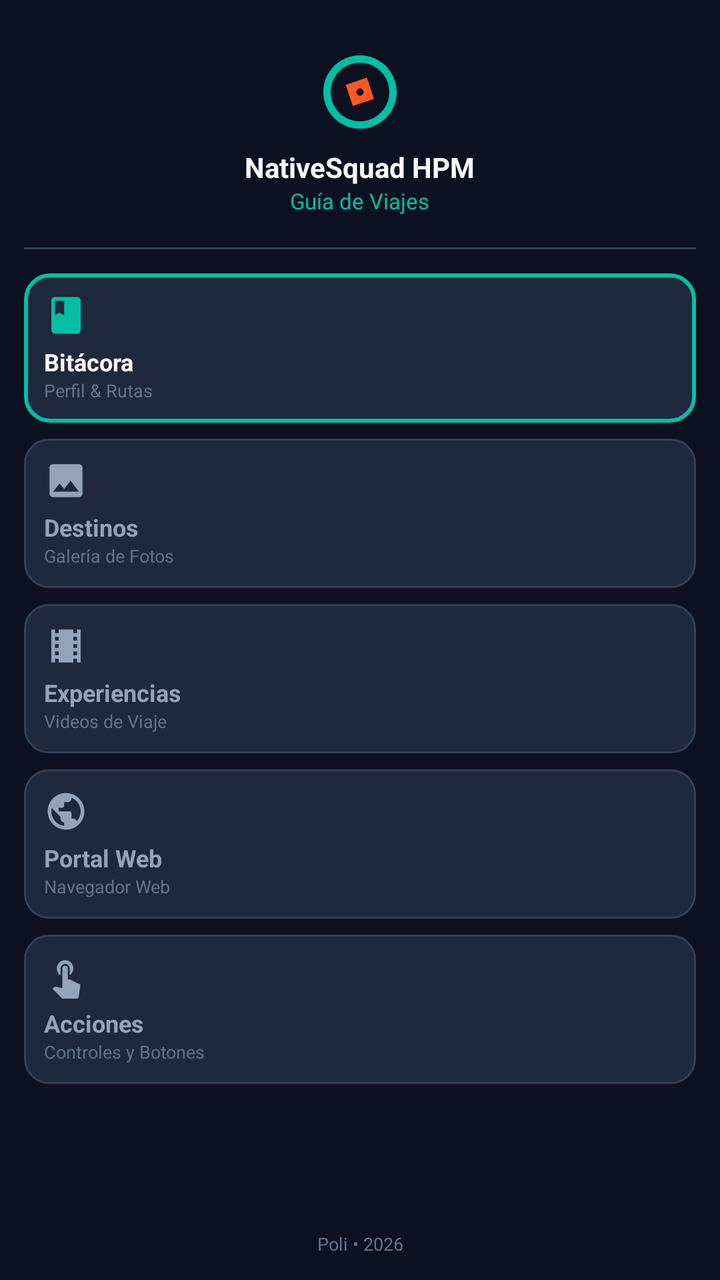
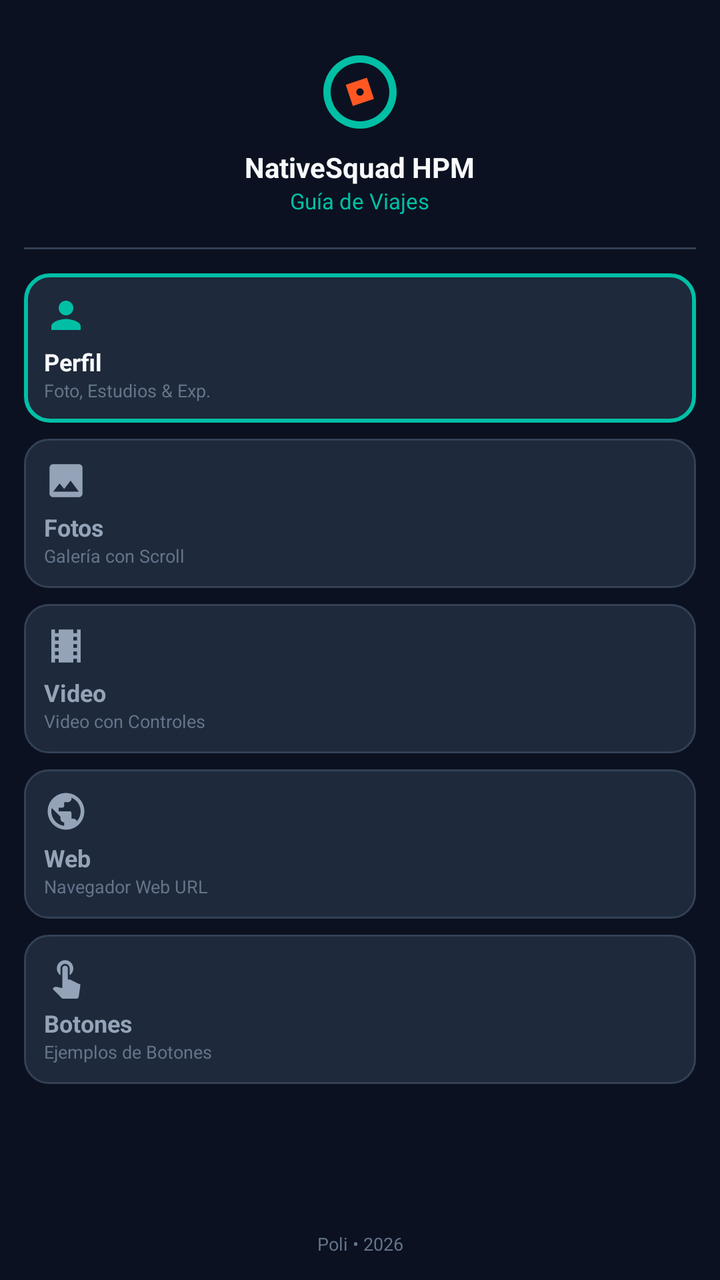

The first picture is an Android layout as it rendered before a commit; the second is the same layout after the commit. The layout source and the unified diff follow.
<!-- AndroidManifest.xml: application theme Theme.NativeSquad.GuiaDeViajes -->
<!-- res/layout/fragment_menu.xml -->
<?xml version="1.0" encoding="utf-8"?>
<LinearLayout xmlns:android="http://schemas.android.com/apk/res/android"
    xmlns:tools="http://schemas.android.com/tools"
    android:layout_width="match_parent"
    android:layout_height="match_parent"
    android:orientation="vertical"
    android:background="@color/bg_menu"
    android:padding="12dp">

    
    <LinearLayout
        android:layout_width="match_parent"
        android:layout_height="wrap_content"
        android:orientation="vertical"
        android:gravity="center"
        android:paddingTop="12dp"
        android:paddingBottom="16dp">

        <ImageView
            android:id="@+id/img_app_logo"
            android:layout_width="44dp"
            android:layout_height="44dp"
            android:src="@drawable/ic_logo_travel"
            android:contentDescription="@string/app_name" />

        <TextView
            android:id="@+id/tv_brand_name"
            android:layout_width="wrap_content"
            android:layout_height="wrap_content"
            android:layout_marginTop="6dp"
            android:text="@string/team_name"
            android:textColor="@color/text_primary"
            android:textSize="14sp"
            android:textStyle="bold" />

        <TextView
            android:id="@+id/tv_brand_tagline"
            android:layout_width="wrap_content"
            android:layout_height="wrap_content"
            android:text="Guía de Viajes"
            android:textColor="@color/primary_teal"
            android:textSize="11sp" />
    </LinearLayout>

    <View
        android:layout_width="match_parent"
        android:layout_height="1dp"
        android:background="@color/border_stroke"
        android:layout_marginBottom="12dp" />

    
    <ScrollView
        android:layout_width="match_parent"
        android:layout_height="0dp"
        android:layout_weight="1"
        android:fillViewport="true"
        android:scrollbars="none">

        <LinearLayout
            android:layout_width="match_parent"
            android:layout_height="wrap_content"
            android:orientation="vertical">

            
            <LinearLayout
                android:id="@+id/btn_menu_bitacora"
                android:layout_width="match_parent"
                android:layout_height="wrap_content"
                android:orientation="vertical"
                android:background="@drawable/bg_menu_item_selected"
                android:clickable="true"
                android:focusable="true"
                android:padding="10dp"
                android:layout_marginBottom="8dp">

                <ImageView
                    android:id="@+id/icon_menu_bitacora"
                    android:layout_width="22dp"
                    android:layout_height="22dp"
                    android:src="@drawable/ic_bitacora"
                    android:tint="@color/primary_teal" />

                <TextView
                    android:id="@+id/txt_menu_bitacora"
                    android:layout_width="wrap_content"
                    android:layout_height="wrap_content"
                    android:layout_marginTop="4dp"
                    android:text="@string/menu_bitacora"
                    android:textColor="@color/text_primary"
                    android:textSize="12sp"
                    android:textStyle="bold" />

                <TextView
                    android:layout_width="wrap_content"
                    android:layout_height="wrap_content"
                    android:text="@string/menu_sub_bitacora"
                    android:textColor="@color/text_muted"
                    android:textSize="9sp" />
            </LinearLayout>

            
            <LinearLayout
                android:id="@+id/btn_menu_destinos"
                android:layout_width="match_parent"
                android:layout_height="wrap_content"
                android:orientation="vertical"
                android:background="@drawable/bg_menu_item_normal"
                android:clickable="true"
                android:focusable="true"
                android:padding="10dp"
                android:layout_marginBottom="8dp">

                <ImageView
                    android:id="@+id/icon_menu_destinos"
                    android:layout_width="22dp"
                    android:layout_height="22dp"
                    android:src="@drawable/ic_destinos"
                    android:tint="@color/text_secondary" />

                <TextView
                    android:id="@+id/txt_menu_destinos"
                    android:layout_width="wrap_content"
                    android:layout_height="wrap_content"
                    android:layout_marginTop="4dp"
                    android:text="@string/menu_destinos"
                    android:textColor="@color/text_secondary"
                    android:textSize="12sp"
                    android:textStyle="bold" />

                <TextView
                    android:layout_width="wrap_content"
                    android:layout_height="wrap_content"
                    android:text="@string/menu_sub_destinos"
                    android:textColor="@color/text_muted"
                    android:textSize="9sp" />
            </LinearLayout>

            
            <LinearLayout
                android:id="@+id/btn_menu_experiencias"
                android:layout_width="match_parent"
                android:layout_height="wrap_content"
                android:orientation="vertical"
                android:background="@drawable/bg_menu_item_normal"
                android:clickable="true"
                android:focusable="true"
                android:padding="10dp"
                android:layout_marginBottom="8dp">

                <ImageView
                    android:id="@+id/icon_menu_experiencias"
                    android:layout_width="22dp"
                    android:layout_height="22dp"
                    android:src="@drawable/ic_experiencias"
                    android:tint="@color/text_secondary" />

                <TextView
                    android:id="@+id/txt_menu_experiencias"
                    android:layout_width="wrap_content"
                    android:layout_height="wrap_content"
                    android:layout_marginTop="4dp"
                    android:text="@string/menu_experiencias"
                    android:textColor="@color/text_secondary"
                    android:textSize="12sp"
                    android:textStyle="bold" />

                <TextView
                    android:layout_width="wrap_content"
                    android:layout_height="wrap_content"
                    android:text="@string/menu_sub_experiencias"
                    android:textColor="@color/text_muted"
                    android:textSize="9sp" />
            </LinearLayout>

            
            <LinearLayout
                android:id="@+id/btn_menu_portal_web"
                android:layout_width="match_parent"
                android:layout_height="wrap_content"
                android:orientation="vertical"
                android:background="@drawable/bg_menu_item_normal"
                android:clickable="true"
                android:focusable="true"
                android:padding="10dp"
                android:layout_marginBottom="8dp">

                <ImageView
                    android:id="@+id/icon_menu_portal_web"
                    android:layout_width="22dp"
                    android:layout_height="22dp"
                    android:src="@drawable/ic_portal_web"
                    android:tint="@color/text_secondary" />

                <TextView
                    android:id="@+id/txt_menu_portal_web"
                    android:layout_width="wrap_content"
                    android:layout_height="wrap_content"
                    android:layout_marginTop="4dp"
                    android:text="@string/menu_portal_web"
                    android:textColor="@color/text_secondary"
                    android:textSize="12sp"
                    android:textStyle="bold" />

                <TextView
                    android:layout_width="wrap_content"
                    android:layout_height="wrap_content"
                    android:text="@string/menu_sub_portal_web"
                    android:textColor="@color/text_muted"
                    android:textSize="9sp" />
            </LinearLayout>

            
            <LinearLayout
                android:id="@+id/btn_menu_acciones"
                android:layout_width="match_parent"
                android:layout_height="wrap_content"
                android:orientation="vertical"
                android:background="@drawable/bg_menu_item_normal"
                android:clickable="true"
                android:focusable="true"
                android:padding="10dp"
                android:layout_marginBottom="8dp">

                <ImageView
                    android:id="@+id/icon_menu_acciones"
                    android:layout_width="22dp"
                    android:layout_height="22dp"
                    android:src="@drawable/ic_acciones"
                    android:tint="@color/text_secondary" />

                <TextView
                    android:id="@+id/txt_menu_acciones"
                    android:layout_width="wrap_content"
                    android:layout_height="wrap_content"
                    android:layout_marginTop="4dp"
                    android:text="@string/menu_acciones"
                    android:textColor="@color/text_secondary"
                    android:textSize="12sp"
                    android:textStyle="bold" />

                <TextView
                    android:layout_width="wrap_content"
                    android:layout_height="wrap_content"
                    android:text="@string/menu_sub_acciones"
                    android:textColor="@color/text_muted"
                    android:textSize="9sp" />
            </LinearLayout>

        </LinearLayout>
    </ScrollView>

    
    <TextView
        android:id="@+id/tv_menu_footer"
        android:layout_width="match_parent"
        android:layout_height="wrap_content"
        android:text="Poli • 2026"
        android:textColor="@color/text_muted"
        android:textSize="9sp"
        android:gravity="center"
        android:paddingTop="6dp" />

</LinearLayout>
<!-- resources referenced by this layout -->
<resources>
  <color name="bg_menu">#0B1120</color>
  <color name="border_stroke">#334155</color>
  <color name="primary_teal">#00BFA5</color>
  <color name="text_muted">#64748B</color>
  <color name="text_primary">#F8FAFC</color>
  <color name="text_secondary">#94A3B8</color>
  <!-- drawable bg_menu_item_normal (drawable) -->
  <?xml version="1.0" encoding="utf-8"?>
  <shape xmlns:android="http://schemas.android.com/apk/res/android"
      android:shape="rectangle">
      <corners android:radius="12dp" />
      <solid android:color="@color/bg_card" />
      <stroke
          android:width="1dp"
          android:color="@color/border_stroke" />
  </shape>
  <!-- drawable bg_menu_item_selected (drawable) -->
  <?xml version="1.0" encoding="utf-8"?>
  <shape xmlns:android="http://schemas.android.com/apk/res/android"
      android:shape="rectangle">
      <corners android:radius="12dp" />
      <solid android:color="@color/bg_card" />
      <stroke
          android:width="2dp"
          android:color="@color/primary_teal" />
  </shape>
  <!-- drawable ic_bitacora (drawable) -->
  <vector xmlns:android="http://schemas.android.com/apk/res/android"
      android:width="24dp"
      android:height="24dp"
      android:viewportWidth="24"
      android:viewportHeight="24">
    <path
        android:fillColor="#FFFFFFFF"
        android:pathData="M18,2H6c-1.1,0 -2,0.9 -2,2v16c0,1.1 0.9,2 2,2h12c1.1,0 2,-0.9 2,-2V4c0,-1.1 -0.9,-2 -2,-2zM6,4h5v8l-2.5,-1.5L6,12V4z"/>
  </vector>
  <!-- drawable ic_destinos (drawable) -->
  <vector xmlns:android="http://schemas.android.com/apk/res/android"
      android:width="24dp"
      android:height="24dp"
      android:viewportWidth="24"
      android:viewportHeight="24">
    <path
        android:fillColor="#FFFFFFFF"
        android:pathData="M21,19V5c0,-1.1 -0.9,-2 -2,-2H5c-1.1,0 -2,0.9 -2,2v14c0,1.1 0.9,2 2,2h14c1.1,0 2,-0.9 2,-2zM8.5,13.5l2.5,3.01L14.5,12l4.5,6H5l3.5,-4.5z"/>
  </vector>
  <!-- drawable ic_experiencias (drawable) -->
  <vector xmlns:android="http://schemas.android.com/apk/res/android"
      android:width="24dp"
      android:height="24dp"
      android:viewportWidth="24"
      android:viewportHeight="24">
    <path
        android:fillColor="#FFFFFFFF"
        android:pathData="M18,3v2h-2V3H8v2H6V3H4v18h2v-2h2v2h8v-2h2v2h2V3h-2zM8,17H6v-2h2v2zm0,-4H6v-2h2v2zm0,-4H6V7h2v2zm10,8h-2v-2h2v2zm0,-4h-2v-2h2v2zm0,-4h-2V7h2v2z"/>
  </vector>
  <!-- drawable ic_logo_travel (drawable) -->
  <vector xmlns:android="http://schemas.android.com/apk/res/android"
      android:width="48dp"
      android:height="48dp"
      android:viewportWidth="48"
      android:viewportHeight="48">
    <path
        android:fillColor="#00BFA5"
        android:pathData="M24,4C12.95,4 4,12.95 4,24s8.95,20 20,20 20,-8.95 20,-20S35.05,4 24,4zM24,40c-8.82,0 -16,-7.18 -16,-16S15.18,8 24,8s16,7.18 16,16 -7.18,16 -16,16z"/>
    <path
        android:fillColor="#FF5722"
        android:pathData="M27.78,16.22l-11.56,3.86 3.86,11.56 11.56,-3.86zM24,26c-1.1,0 -2,-0.9 -2,-2s0.9,-2 2,-2 2,0.9 2,2 -0.9,2 -2,2z"/>
  </vector>
  <string name="app_name">NativeSquad - Guía de Viajes</string>
  <string name="menu_acciones">Acciones</string>
  <string name="menu_bitacora">Bitácora</string>
  <string name="menu_destinos">Destinos</string>
  <string name="menu_experiencias">Experiencias</string>
  <string name="menu_portal_web">Portal Web</string>
  <string name="menu_sub_acciones">Controles y Botones</string>
  <string name="menu_sub_bitacora">Perfil &amp; Rutas</string>
  <string name="menu_sub_destinos">Galería de Fotos</string>
  <string name="menu_sub_experiencias">Videos de Viaje</string>
  <string name="menu_sub_portal_web">Navegador Web</string>
  <string name="team_name">NativeSquad HPM</string>
  <color name="bg_card">#1E293B</color>
  <color name="primary_teal_variant">#00897B</color>
  <color name="text_on_primary">#0F172A</color>
  <color name="accent_coral">#FF5722</color>
  <color name="accent_amber">#FFB300</color>
  <color name="white">#FFFFFF</color>
  <color name="bg_main">#0F172A</color>
  <!-- unchanged entries left out for length: 3 -->
</resources>

<!-- the commit's change to res/layout/fragment_menu.xml (unified diff, before → after) -->
@@ -77,7 +77,7 @@
                     android:id="@+id/icon_menu_bitacora"
                     android:layout_width="22dp"
                     android:layout_height="22dp"
-                    android:src="@drawable/ic_bitacora"
+                    android:src="@drawable/ic_perfil"
                     android:tint="@color/primary_teal" />
 
                 <TextView
<!-- resource entries referenced after the edit -->
@@ -26,16 +26,6 @@
           android:width="2dp"
           android:color="@color/primary_teal" />
   </shape>
-  <!-- drawable ic_bitacora (drawable) -->
-  <vector xmlns:android="http://schemas.android.com/apk/res/android"
-      android:width="24dp"
-      android:height="24dp"
-      android:viewportWidth="24"
-      android:viewportHeight="24">
-    <path
-        android:fillColor="#FFFFFFFF"
-        android:pathData="M18,2H6c-1.1,0 -2,0.9 -2,2v16c0,1.1 0.9,2 2,2h12c1.1,0 2,-0.9 2,-2V4c0,-1.1 -0.9,-2 -2,-2zM6,4h5v8l-2.5,-1.5L6,12V4z"/>
-  </vector>
   <!-- drawable ic_destinos (drawable) -->
   <vector xmlns:android="http://schemas.android.com/apk/res/android"
       android:width="24dp"
@@ -69,17 +59,27 @@
         android:fillColor="#FF5722"
         android:pathData="M27.78,16.22l-11.56,3.86 3.86,11.56 11.56,-3.86zM24,26c-1.1,0 -2,-0.9 -2,-2s0.9,-2 2,-2 2,0.9 2,2 -0.9,2 -2,2z"/>
   </vector>
+  <!-- drawable ic_perfil (drawable) -->
+  <vector xmlns:android="http://schemas.android.com/apk/res/android"
+      android:width="24dp"
+      android:height="24dp"
+      android:viewportWidth="24"
+      android:viewportHeight="24">
+    <path
+        android:fillColor="#FFFFFFFF"
+        android:pathData="M12,12c2.21,0 4,-1.79 4,-4s-1.79,-4 -4,-4 -4,1.79 -4,4 1.79,4 4,4zM12,14c-2.67,0 -8,1.34 -8,4v2h16v-2c0,-2.66 -5.33,-4 -8,-4z"/>
+  </vector>
   <string name="app_name">NativeSquad - Guía de Viajes</string>
-  <string name="menu_acciones">Acciones</string>
-  <string name="menu_bitacora">Bitácora</string>
-  <string name="menu_destinos">Destinos</string>
-  <string name="menu_experiencias">Experiencias</string>
-  <string name="menu_portal_web">Portal Web</string>
-  <string name="menu_sub_acciones">Controles y Botones</string>
-  <string name="menu_sub_bitacora">Perfil &amp; Rutas</string>
-  <string name="menu_sub_destinos">Galería de Fotos</string>
-  <string name="menu_sub_experiencias">Videos de Viaje</string>
-  <string name="menu_sub_portal_web">Navegador Web</string>
+  <string name="menu_acciones">Botones</string>
+  <string name="menu_bitacora">Perfil</string>
+  <string name="menu_destinos">Fotos</string>
+  <string name="menu_experiencias">Video</string>
+  <string name="menu_portal_web">Web</string>
+  <string name="menu_sub_acciones">Ejemplos de Botones</string>
+  <string name="menu_sub_bitacora">Foto, Estudios &amp; Exp.</string>
+  <string name="menu_sub_destinos">Galería con Scroll</string>
+  <string name="menu_sub_experiencias">Video con Controles</string>
+  <string name="menu_sub_portal_web">Navegador Web URL</string>
   <string name="team_name">NativeSquad HPM</string>
   <color name="bg_card">#1E293B</color>
   <color name="primary_teal_variant">#00897B</color>
